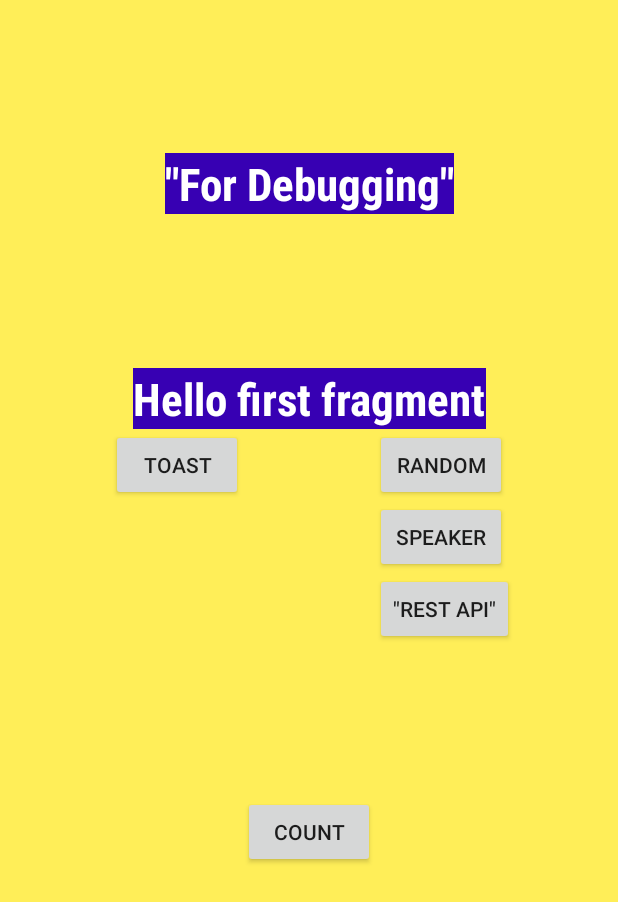
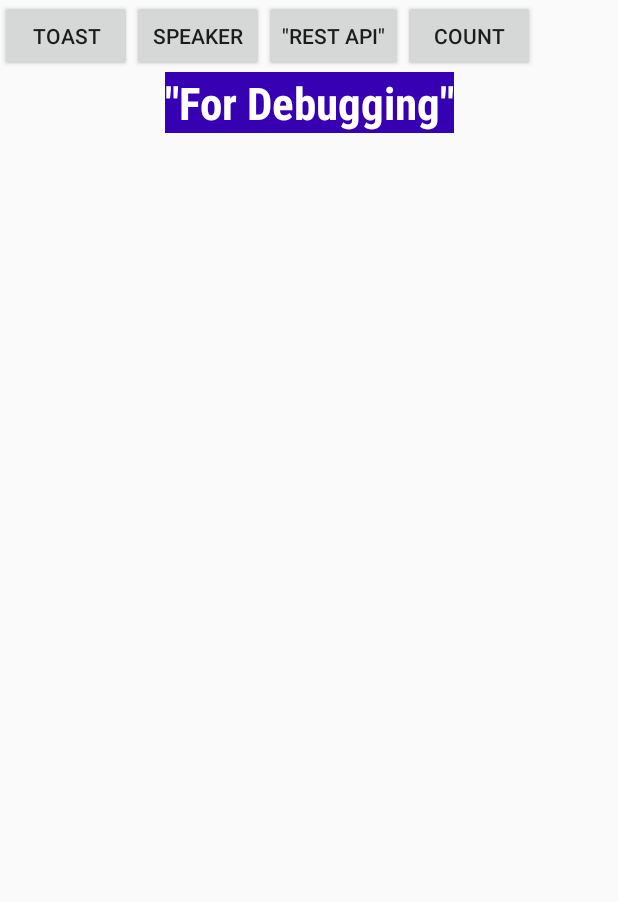
Before and after one commit to IVANCHEW/skh_ivan_project, an Android app: the layout fragment_first.xml on its own in the app's theme, with its tools: preview values and no code run, on a phone screen of 412 x 824 dp. Shown: the top 902 px of the screen. Run offline under Robolectric (Android 15) with nearby library versions, the phone set to English and light mode, and no system bars; network calls fail.

```diff
--- a/app/src/main/res/layout/fragment_first.xml
+++ b/app/src/main/res/layout/fragment_first.xml
@@ -4,23 +4,7 @@
     xmlns:tools="http://schemas.android.com/tools"
     android:layout_width="match_parent"
     android:layout_height="match_parent"
-    android:background="@color/screenBackground"
     tools:context=".FirstFragment">
-
-    <TextView
-        android:id="@+id/textview_count"
-        android:layout_width="wrap_content"
-        android:layout_height="wrap_content"
-        android:background="@color/colorPrimaryDark"
-        android:fontFamily="sans-serif-condensed"
-        android:text="@string/hello_first_fragment"
-        android:textColor="@android:color/white"
-        android:textSize="30sp"
-        android:textStyle="bold"
-        app:layout_constraintBottom_toTopOf="@id/button_count"
-        app:layout_constraintEnd_toEndOf="parent"
-        app:layout_constraintStart_toStartOf="parent"
-        app:layout_constraintTop_toTopOf="parent" />
 
     <TextView
         android:id="@+id/textview_debug"
@@ -32,46 +16,33 @@
         android:textColor="@android:color/white"
         android:textSize="30sp"
         android:textStyle="bold"
-        app:layout_constraintBottom_toTopOf="@id/textview_count"
         app:layout_constraintEnd_toEndOf="parent"
         app:layout_constraintStart_toStartOf="parent"
-        app:layout_constraintTop_toTopOf="parent" />
+        app:layout_constraintTop_toBottomOf="@+id/button_toast" />
 
-    <Button
-        android:id="@+id/button_count"
-        android:layout_width="wrap_content"
-        android:layout_height="wrap_content"
-        android:text="@string/count"
-        app:layout_constraintBottom_toBottomOf="parent"
-        app:layout_constraintEnd_toEndOf="parent"
-        app:layout_constraintStart_toStartOf="parent"
-        app:layout_constraintTop_toBottomOf="@id/textview_count" />
+    <LinearLayout
+        android:id="@+id/book_Linear_Layout"
+        android:layout_width="match_parent"
+        android:layout_height="200dp"
+        app:layout_constraintTop_toBottomOf="@+id/textview_debug"
+        android:orientation="vertical">
+    </LinearLayout>
 
     <Button
         android:id="@+id/button_toast"
         android:layout_width="wrap_content"
         android:layout_height="wrap_content"
         android:text="@string/toast"
-        app:layout_constraintRight_toLeftOf="@+id/button_count"
-        app:layout_constraintTop_toBottomOf="@+id/textview_count"
-    />
-
-    <Button
-        android:id="@+id/button_random"
-        android:layout_width="wrap_content"
-        android:layout_height="wrap_content"
-        android:text="@string/random"
-        app:layout_constraintLeft_toRightOf="@+id/button_count"
-        app:layout_constraintTop_toBottomOf="@+id/textview_count"
-    />
+        app:layout_constraintLeft_toLeftOf="parent"
+        app:layout_constraintTop_toTopOf="parent" />
 
     <Button
         android:id="@+id/button_speak"
         android:layout_width="wrap_content"
         android:layout_height="wrap_content"
         android:text="@string/speaker"
-        app:layout_constraintLeft_toRightOf="@+id/button_count"
-        app:layout_constraintTop_toBottomOf="@+id/button_random"
+        app:layout_constraintLeft_toRightOf="@+id/button_toast"
+        app:layout_constraintTop_toTopOf="@+id/button_toast"
     />
 
     <Button
@@ -79,7 +50,17 @@
         android:layout_width="wrap_content"
         android:layout_height="wrap_content"
         android:text="@string/rest_api"
-        app:layout_constraintLeft_toRightOf="@+id/button_count"
-        app:layout_constraintTop_toBottomOf="@+id/button_speak"
+        app:layout_constraintLeft_toRightOf="@+id/button_speak"
+        app:layout_constraintTop_toTopOf="@+id/button_speak"
     />
+
+    <Button
+        android:id="@+id/button_count"
+        android:layout_width="wrap_content"
+        android:layout_height="wrap_content"
+        android:text="@string/count"
+        app:layout_constraintLeft_toRightOf="@+id/button_rest_api"
+        app:layout_constraintTop_toTopOf="@+id/button_rest_api"
+    />
+
 </androidx.constraintlayout.widget.ConstraintLayout>
--- a/app/src/main/res/values/colors.xml
+++ b/app/src/main/res/values/colors.xml
@@ -3,5 +3,5 @@
     <color name="colorPrimary">#6200EE</color>
     <color name="colorPrimaryDark">#3700B3</color>
     <color name="colorAccent">#03DAC5</color>
-    <color name="screenBackground">#FFEE58</color>
+
 </resources>
```
Also changed, not shown: app/build.gradle (+6 -1 lines), app/src/main/java/com/example/skh_ivan_app/FirstFragment.kt (+76 -6 lines), app/src/main/java/com/example/skh_ivan_app/MySingleton.kt (added, +42 -0 lines), 133 other files.
